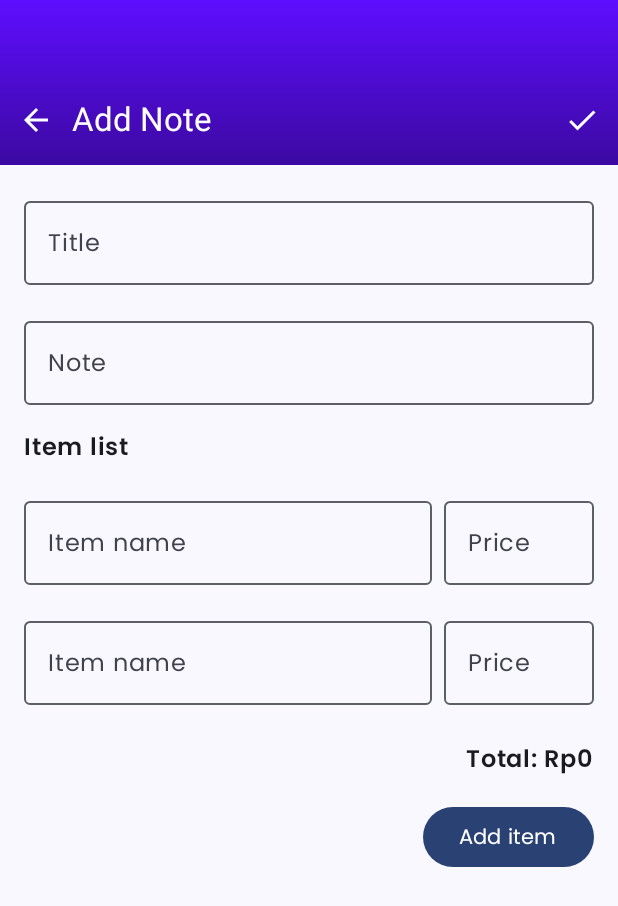
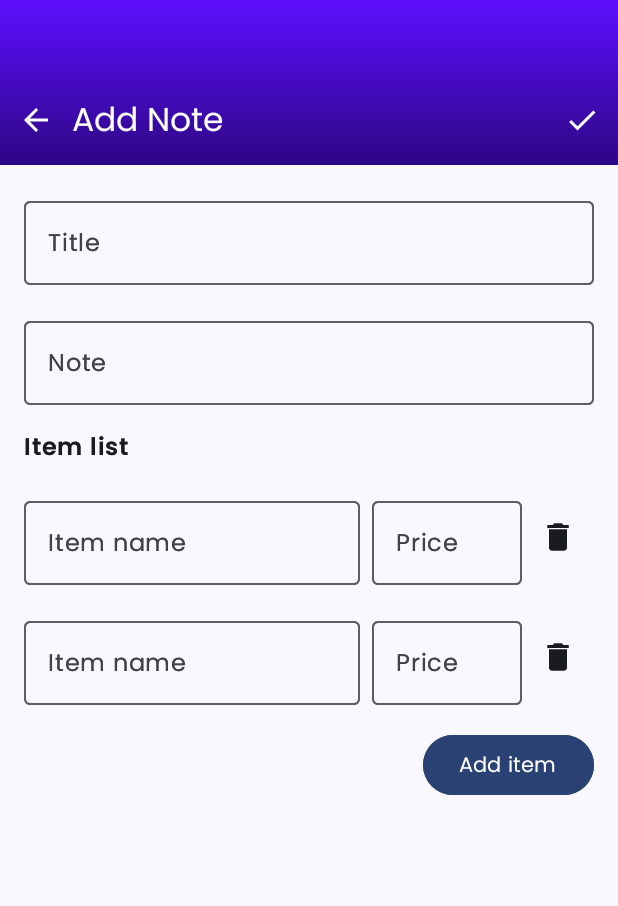
Before and after one commit to 1davin/Davin_Spends, an Android app built with Jetpack Compose: the composable DetailScreen shown on its own in the app's theme, after a tap on "Add item", on a phone screen of 412 x 824 dp. Shown: the top 906 px of the screen. Run offline under Robolectric (Android 15) with nearby library versions, the phone set to English and light mode, and no system bars; our stand-ins replace Room's generated code; 1 statement that could not run was skipped.

Commit message:
Menambah fitur menghapus list barang

```diff
--- a/app/src/main/java/com/davin0115/spends/Screen/DetailScreen.kt
+++ b/app/src/main/java/com/davin0115/spends/Screen/DetailScreen.kt
@@ -19,6 +19,7 @@ import androidx.compose.material.icons.filled.Delete
 import androidx.compose.material.icons.filled.MoreVert
 import androidx.compose.material.icons.outlined.Check
 import androidx.compose.material3.Button
+import androidx.compose.material3.ButtonDefaults
 import androidx.compose.material3.DropdownMenu
 import androidx.compose.material3.DropdownMenuItem
 import androidx.compose.material3.ExperimentalMaterial3Api
@@ -111,6 +112,7 @@ fun DetailScreen(navController: NavHostController, id: Long? = null) {
                                 stringResource(id = R.string.add_note)
                             else
                                 stringResource(id = R.string.edit_note),
+                            fontFamily = poppinsFamily,
                             color = Color.White,
                             style = MaterialTheme.typography.titleLarge
                         )
@@ -151,7 +153,6 @@ fun DetailScreen(navController: NavHostController, id: Long? = null) {
         }
 
     ) { padding ->
-
         FormCatatan(
             title = judul,
             onTitleChange = { judul = it },
@@ -160,9 +161,20 @@ fun DetailScreen(navController: NavHostController, id: Long? = null) {
             barangList = barangList,
             onBarangChange = { index, barang -> barangList[index] = barang },
             onTambahBarang = { barangList.add(BarangInput()) },
+            onHapusBarang = { index ->
+                if (barangList.size > 1) {
+                    barangList.removeAt(index)
+                } else {
+                    val barang = barangList[0]
+                    if (barang.nama.isNotBlank() || barang.harga.isNotBlank()) {
+                        barangList.removeAt(0)
+                    } else {
+                        Toast.makeText(context, "Minimal 1 item harus ada.", Toast.LENGTH_SHORT).show()
+                    }
+                }
+            },
             modifier = Modifier.padding(padding)
         )
-
     }
 }
 
@@ -175,8 +187,11 @@ fun FormCatatan(
     barangList: SnapshotStateList<BarangInput>,
     onBarangChange: (Int, BarangInput) -> Unit,
     onTambahBarang: () -> Unit,
+    onHapusBarang: (Int) -> Unit,
     modifier: Modifier
 ) {
+
+    barangList.forEachIndexed { index, barang ->
         Column(
             modifier = modifier
                 .fillMaxSize()
@@ -186,9 +201,7 @@ fun FormCatatan(
             OutlinedTextField(
                 value = title,
                 onValueChange = { onTitleChange(it) },
-            label = { Text(
-                text = stringResource(R.string.title),
-                fontFamily = poppinsFamily) },
+                label = { Text(text = stringResource(R.string.title), fontFamily = poppinsFamily) },
                 singleLine = true,
                 keyboardOptions = KeyboardOptions(
                     capitalization = KeyboardCapitalization.Words,
@@ -199,17 +212,12 @@ fun FormCatatan(
             OutlinedTextField(
                 value = desc,
                 onValueChange = { onDescChange(it) },
-            label = {
-                Text(
-                    text = stringResource(R.string.note),
-                    fontFamily = poppinsFamily) },
+                label = { Text(text = stringResource(R.string.note), fontFamily = poppinsFamily) },
                 keyboardOptions = KeyboardOptions(
                     capitalization = KeyboardCapitalization.Sentences
                 ),
                 modifier = Modifier.fillMaxWidth()
             )
-
-        // Input barang dinamis
             Text(
                 stringResource(R.string.item_list),
                 fontFamily = poppinsFamily,
@@ -230,7 +238,8 @@ fun FormCatatan(
                             Text(
                                 stringResource(R.string.item_name),
                                 fontFamily = poppinsFamily
-                        ) },
+                            )
+                        },
                         modifier = Modifier
                             .weight(1f)
                             .padding(end = 8.dp)
@@ -244,35 +253,32 @@ fun FormCatatan(
                             Text(
                                 stringResource(R.string.price),
                                 fontFamily = poppinsFamily
-                    ) },
+                            )
+                        },
                         modifier = Modifier.width(100.dp)
                     )
-            }
-        }
+                    IconButton(
+                        onClick = { onHapusBarang(index) }
 
-        val totalHarga = barangList.sumOf { it.harga.toIntOrNull() ?: 0 }
-        Text(
-            text = "Total: Rp$totalHarga",
-            fontWeight = FontWeight.Bold,
-            fontFamily = poppinsFamily,
-            modifier = Modifier
-                .align(Alignment.End)
-                .padding(top = 8.dp)
-        )
-
-        // Tombol tambah barang
-        Button(
-            onClick = onTambahBarang,
-            modifier = Modifier
-                .align(Alignment.End)
                     ) {
-            Text(
-                stringResource(R.string.add_item),
-                fontFamily = poppinsFamily
+                        Icon(
+                            imageVector = Icons.Filled.Delete,
+                            contentDescription = stringResource(R.string.delete)
                         )
                     }
                 }
             }
+
+            Button(
+                onClick = onTambahBarang,
+                modifier = Modifier.align(Alignment.End)
+            ) {
+                Text(stringResource(R.string.add_item), fontFamily = poppinsFamily)
+            }
+        }
+    }
+}
+
 
 
 @Composable
--- a/app/src/main/java/com/davin0115/spends/Screen/DetailViewModel.kt
+++ b/app/src/main/java/com/davin0115/spends/Screen/DetailViewModel.kt
@@ -91,6 +91,12 @@ class DetailViewModel(private val dao: CatatanDao) : ViewModel() {
         }
     }
 
+    fun deleteBarang(barang: Barang) {
+        viewModelScope.launch(Dispatchers.IO) {
+            dao.deleteBarang(barang)
+        }
+    }
+
     // Fungsi untuk mendapatkan barang berdasarkan catatanId
     suspend fun getBarangList(catatanId: Long): List<Barang> {
         return dao.getBarangByCatatanId(catatanId)
--- a/app/src/main/java/com/davin0115/spends/Screen/MainScreen.kt
+++ b/app/src/main/java/com/davin0115/spends/Screen/MainScreen.kt
@@ -62,7 +62,9 @@ fun MainScreen(navController: NavHostController) {
             FloatingActionButton(
                 onClick = {
                     navController.navigate(Screen.FormBaru.route)
-                }
+                },
+                containerColor = SecondColor,
+                contentColor = Color.White
             ) {
                 Icon(
                     imageVector = Icons.Filled.Add,
--- a/app/src/main/java/com/davin0115/spends/database/CatatanDao.kt
+++ b/app/src/main/java/com/davin0115/spends/database/CatatanDao.kt
@@ -1,6 +1,7 @@
 package com.davin0115.spends.database
 
 import androidx.room.Dao
+import androidx.room.Delete
 import androidx.room.Insert
 import androidx.room.Query
 import androidx.room.Update
@@ -34,6 +35,9 @@ interface CatatanDao {
     @Update
     suspend fun updateBarang(barang: Barang)
 
+    @Delete
+    suspend fun deleteBarang(barang: Barang)
+
     // Delete semua barang untuk catatan tertentu (optional)
     @Query("DELETE FROM barang WHERE catatanId = :catatanId")
     suspend fun deleteBarangByCatatanId(catatanId: Long)
--- a/app/src/main/java/com/davin0115/spends/ui/theme/Color.kt
+++ b/app/src/main/java/com/davin0115/spends/ui/theme/Color.kt
@@ -10,4 +10,4 @@ val Purple40 = Color(0xFF6650a4)
 val PurpleGrey40 = Color(0xFF625b71)
 val Pink40 = Color(0xFF7D5260)
 val MainColor = Color(0xFF5E0EFF)
-val SecondColor = Color(0xFF3C09A1)
+val SecondColor = Color(0xFF2D0785)
```
Lines whose indentation alone changed are shown as unchanged.
